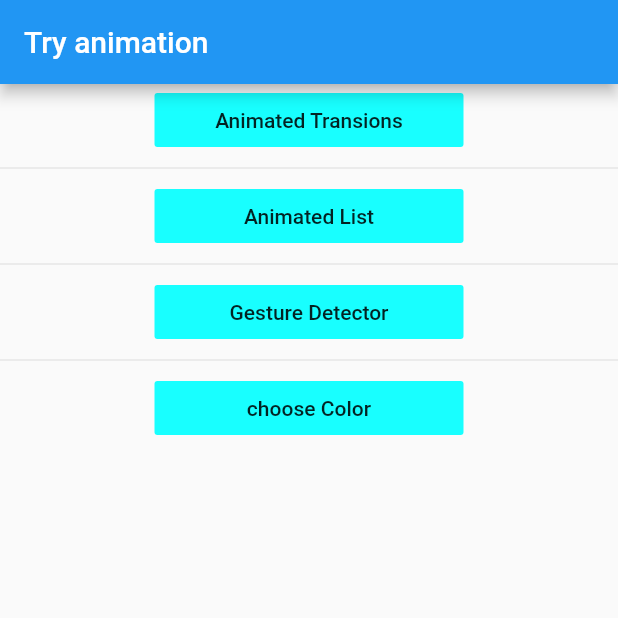
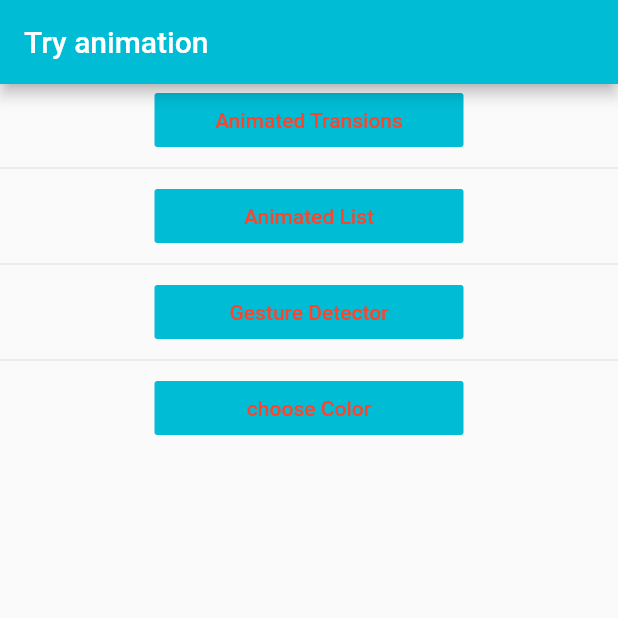
Before and after one commit to ModySasa/try_animation_with_flutter, a Flutter app: the screen it shows after launch, on a phone screen of 412 x 824 dp, the top half of it. Run offline on Flutter 3.47's test engine with Material 2 defaults, Android fonts, the phone set to English and light mode, and no system bars.

Commit message:
added Opposite color method

```diff
--- a/lib/my_home_page.dart
+++ b/lib/my_home_page.dart
@@ -16,6 +16,28 @@ class MyHomePage extends StatefulWidget {
 class _MyHomePageState extends State<MyHomePage> {
   Color _color;
   Color _selectedColor;
+  var _buttonTextStyle;
+
+  Color getOppositeColor(Color color) {
+    var oppositeColor = Color.fromRGBO(
+      255 - color.red,
+      255 - color.green,
+      255 - color.blue,
+      color.opacity,
+    );
+    return oppositeColor;
+  }
+
+  @override
+  void initState() {
+    _selectedColor = Colors.cyan;
+    _buttonTextStyle = TextStyle(
+      color: getOppositeColor(
+        _selectedColor,
+      ),
+    );
+    super.initState();
+  }
 
   @override
   Widget build(BuildContext context) {
@@ -50,9 +72,10 @@ class _MyHomePageState extends State<MyHomePage> {
             Container(
               width: MediaQuery.of(context).size.width * 2 / 4,
               child: FlatButton(
-                color: Colors.cyanAccent,
+                color: _selectedColor,
                 child: Text(
                   'choose Color',
+                  style: _buttonTextStyle,
                 ),
                 onPressed: () {
                   showDialog(
@@ -118,9 +141,10 @@ class _MyHomePageState extends State<MyHomePage> {
     return Container(
       width: MediaQuery.of(context).size.width * 2 / 4,
       child: FlatButton(
-        color: Colors.cyanAccent,
+        color: _selectedColor,
         child: Text(
           title,
+          style: _buttonTextStyle,
         ),
         onPressed: () {
           Navigator.of(context).pushNamed(
```
